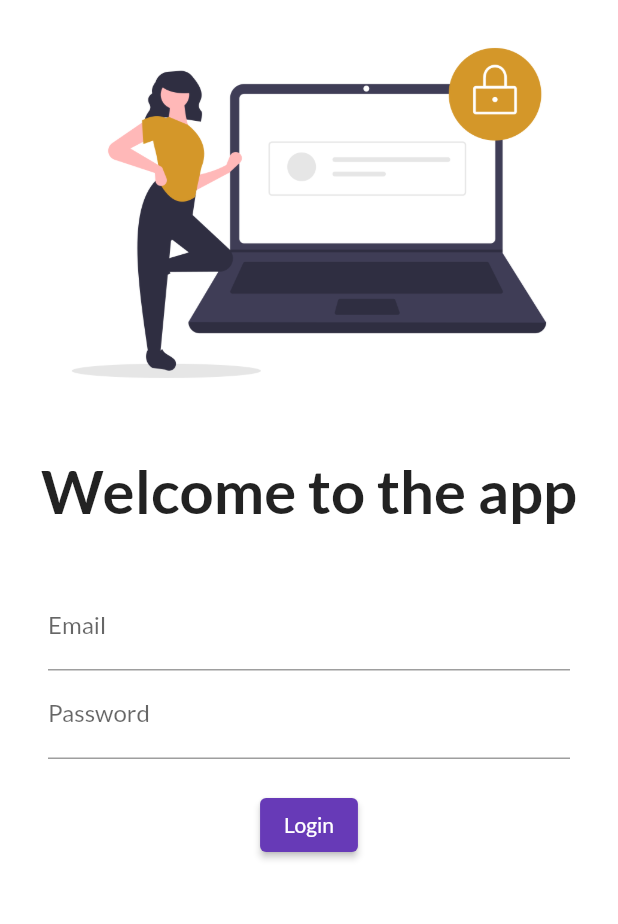
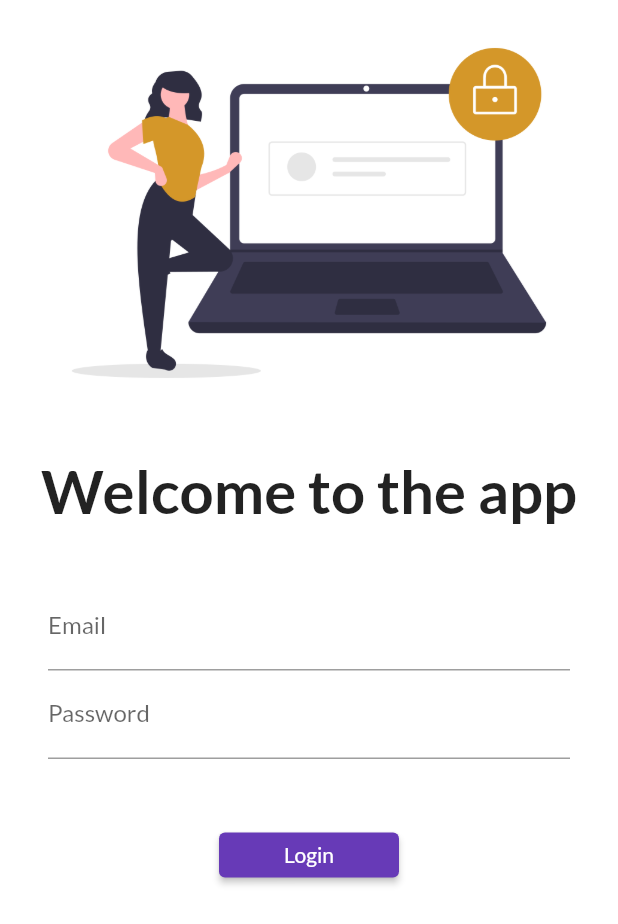
Before and after one commit to PRA-developer-TIK/FlutterCatalog, a Flutter app: the screen it shows after launch, on a phone screen of 412 x 824 dp. Shown: the top 924 px of the screen. Run offline on Flutter 3.47's test engine with Material 2 defaults, Android fonts, the phone set to English and light mode, and no system bars; our stand-ins replace google_fonts.

Commit message:
day5 complete

```diff
--- a/lib/main.dart
+++ b/lib/main.dart
@@ -2,6 +2,7 @@ import "package:flutter/material.dart";
 import 'package:sampleapp/screens/home_page.dart';
 import 'package:sampleapp/screens/login_page.dart';
 import 'package:google_fonts/google_fonts.dart';
+import 'package:sampleapp/utils/routes.dart';
 
 void main() {
   runApp(MyApp());
@@ -22,8 +23,8 @@ class MyApp extends StatelessWidget {
       ),
       initialRoute: "/login",
       routes: {
-        '/home': (context) => HomePage(),
-        '/login': (context) => LoginPage(),
+        MyRoutes.homeRoute: (context) => HomePage(),
+        MyRoutes.loginROute: (context) => LoginPage(),
       },
     );
   }
--- a/lib/screens/login_page.dart
+++ b/lib/screens/login_page.dart
@@ -1,4 +1,5 @@
 import "package:flutter/material.dart";
+import 'package:sampleapp/utils/routes.dart';
 
 class LoginPage extends StatelessWidget {
   @override
@@ -20,6 +21,7 @@ class LoginPage extends StatelessWidget {
             Padding(
               padding:
                   const EdgeInsets.symmetric(vertical: 16.0, horizontal: 32.0),
+              child: SingleChildScrollView(
                 child: Column(
                   children: [
                     TextFormField(
@@ -35,15 +37,16 @@ class LoginPage extends StatelessWidget {
                         labelText: "Password",
                       ),
                     ),
-                  SizedBox(height: 20),
+                    SizedBox(height: 40),
                     ElevatedButton(
                       onPressed: () {
-                      print("Hi pratik");
+                        Navigator.pushNamed(context, MyRoutes.homeRoute);
                       },
-                    style: TextButton.styleFrom(),
+                      style: TextButton.styleFrom(minimumSize: Size(120, 30)),
                       child: Text("Login"),
                     ),
                   ],
+                ),
               ),
             )
           ],
--- /dev/null
+++ b/lib/utils/routes.dart
@@ -0,0 +1,4 @@
+class MyRoutes {
+  static String loginROute = "/login";
+  static String homeRoute = "/home";
+}
```
Lines whose indentation alone changed are shown as unchanged.
